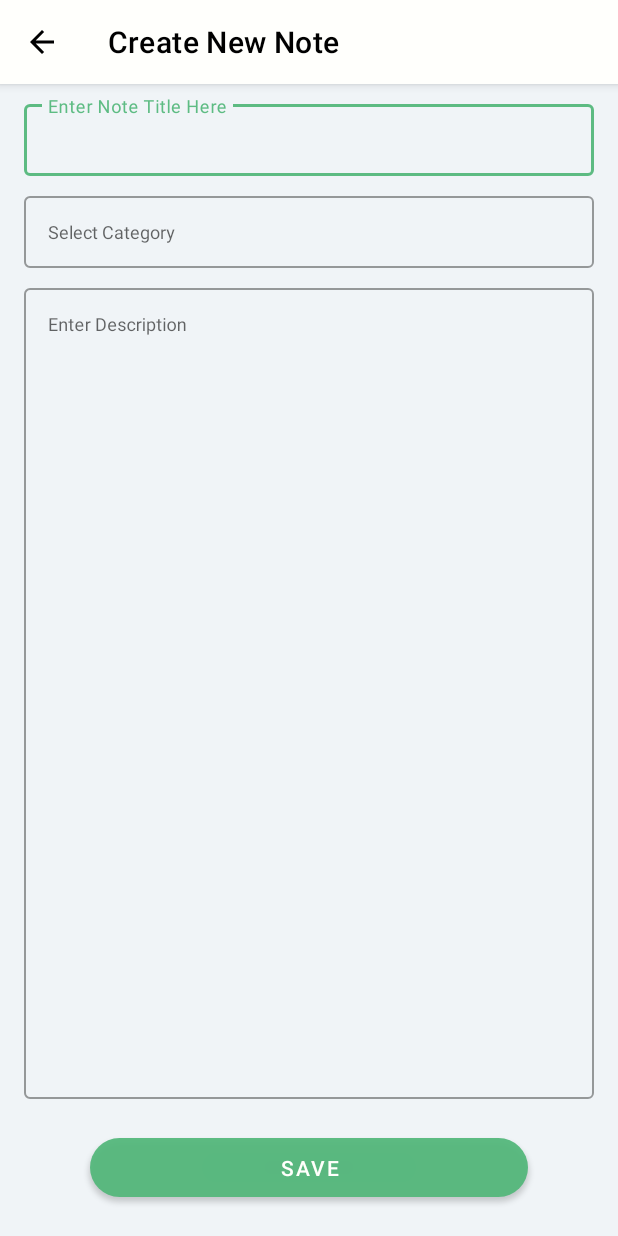
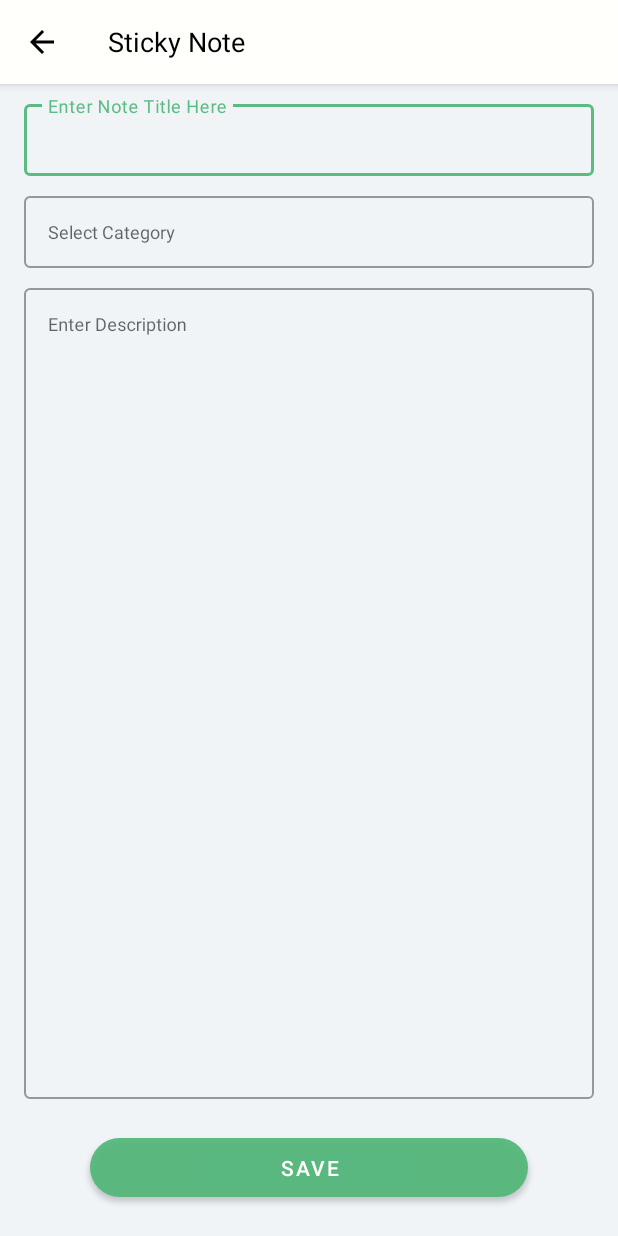
Before and after one commit to smensulaiman/Sticky-Note, an Android app: the screen it shows after launch (NewNoteActivity), after a tap on an icon or button, on a phone screen of 412 x 824 dp. Run offline under Robolectric (Android 15) with nearby library versions, the phone set to English and light mode, and no system bars; our stand-ins replace ButterKnife, Room's generated code; libraries missing offline, so code that uses them is left out: com.daimajia.androidanimations, com.facebook.drawee; pictures from the network do not load; 3 statements that could not run were skipped.

Commit message:
brush up

```diff
--- a/app/src/main/java/com/suffixit/stickynote/view/MainActivity.java
+++ b/app/src/main/java/com/suffixit/stickynote/view/MainActivity.java
@@ -8,8 +8,10 @@ import android.widget.TextView;
 
 import androidx.appcompat.app.AppCompatActivity;
 import androidx.fragment.app.Fragment;
+import androidx.fragment.app.FragmentManager;
 
 import com.facebook.drawee.view.SimpleDraweeView;
+import com.google.android.material.appbar.MaterialToolbar;
 import com.suffixit.stickynote.R;
 import com.suffixit.stickynote.adapter.StickyBottomBarViewItemChangeListener;
 import com.suffixit.stickynote.utils.MenuItem;
@@ -21,6 +23,9 @@ import butterknife.ButterKnife;
 import butterknife.OnClick;
 
 public class MainActivity extends AppCompatActivity implements StickyBottomBarViewItemChangeListener {
+
+    @BindView(R.id.toolbar)
+    MaterialToolbar toolbar;
 
     @BindView(R.id.imgHome)
     ImageView imgHome;
@@ -56,9 +61,15 @@ public class MainActivity extends AppCompatActivity implements StickyBottomBarVi
         setContentView(R.layout.activity_main);
         ButterKnife.bind(this);
 
+        setupToolbar();
+
         txtDateTime.setText(new Date().toString());
         Uri uri = Uri.parse("https://avatars.githubusercontent.com/u/49442391?v=4");
         imageView.setImageURI(uri);
+    }
+
+    private void setupToolbar() {
+        setSupportActionBar(toolbar);
     }
 
     @Override
@@ -68,6 +79,11 @@ public class MainActivity extends AppCompatActivity implements StickyBottomBarVi
     }
 
     public void changeFragment(Fragment fragment) {
+        FragmentManager fragmentManager = getSupportFragmentManager();
+        Fragment currentFragment = fragmentManager.findFragmentById(R.id.fragmentContainer);
+        if (currentFragment != null && currentFragment.getClass() == fragment.getClass()) {
+            fragment = currentFragment;
+        }
         getSupportFragmentManager().beginTransaction().replace(R.id.fragmentContainer, fragment).commit();
     }
 
--- a/app/src/main/java/com/suffixit/stickynote/view/NewNoteActivity.java
+++ b/app/src/main/java/com/suffixit/stickynote/view/NewNoteActivity.java
@@ -89,14 +89,10 @@ public class NewNoteActivity extends AppCompatActivity {
 
     private void setupToolbar() {
         setSupportActionBar(toolbar);
-
-        getSupportActionBar().setDisplayShowTitleEnabled(true);
         getSupportActionBar().setDisplayHomeAsUpEnabled(true);
-
-        getSupportActionBar().setTitle("Create New Note");
+        toolbar.setTitle("Create New Note");
         toolbar.setTitleTextColor(getColor(android.R.color.black));
-
+        toolbar.getNavigationIcon().setColorFilter(Color.BLACK, PorterDuff.Mode.SRC_ATOP);
         toolbar.setNavigationOnClickListener(v -> onBackPressed());
-        toolbar.getNavigationIcon().setColorFilter(Color.BLACK, PorterDuff.Mode.SRC_ATOP);
     }
 }
--- a/app/src/main/res/layout/activity_main.xml
+++ b/app/src/main/res/layout/activity_main.xml
@@ -23,7 +23,8 @@
                 android:layout_width="match_parent"
                 android:layout_height="match_parent"
                 android:background="@color/color_white"
-                app:title="Sticky Notes" />
+                app:title="Sticky Notes"
+                app:titleTextAppearance="@style/TextAppearance.AppCompat.Medium" />
 
         </com.google.android.material.appbar.AppBarLayout>
 
@@ -36,7 +37,7 @@
             android:textSize="10sp"
             android:paddingVertical="2dp"
             android:background="@color/color_green_transparent"
-            app:layout_constraintTop_toBottomOf="@id/toolbarContainer"/>
+            app:layout_constraintTop_toBottomOf="@id/toolbarContainer" />
 
         <com.facebook.drawee.view.SimpleDraweeView
             android:id="@+id/imageView"
@@ -121,7 +122,7 @@
                 android:layout_weight="1"
                 android:padding="16dp"
                 android:clickable="true"
-                android:background="@drawable/green_ripple"/>
+                android:background="@drawable/green_ripple" />
 
         </LinearLayout>
 
@@ -135,6 +136,6 @@
         android:outlineSpotShadowColor="@android:color/transparent"
         app:srcCompat="@drawable/ic_add"
         android:backgroundTint="@color/color_green"
-        app:tint="@color/color_white"/>
+        app:tint="@color/color_white" />
 
 </androidx.coordinatorlayout.widget.CoordinatorLayout>
--- a/app/src/main/res/layout/activity_new_note.xml
+++ b/app/src/main/res/layout/activity_new_note.xml
@@ -19,7 +19,8 @@
             android:layout_width="match_parent"
             android:layout_height="?attr/actionBarSize"
             app:layout_constraintTop_toTopOf="parent"
-            android:background="@color/color_white"/>
+            android:background="@color/color_white"
+            app:titleTextAppearance="@style/TextAppearance.AppCompat.Medium"/>
 
     </com.google.android.material.appbar.AppBarLayout>
 
--- a/app/src/main/res/layout/note_item.xml
+++ b/app/src/main/res/layout/note_item.xml
@@ -19,7 +19,7 @@
             android:layout_width="match_parent"
             android:layout_height="wrap_content"
             android:layout_alignParentStart="true"
-            android:background="@color/color_green"
+            android:background="@color/color_black_transparent"
             android:ellipsize="end"
             android:fontFamily="@font/philosopher_bold"
             android:maxLines="1"
```
